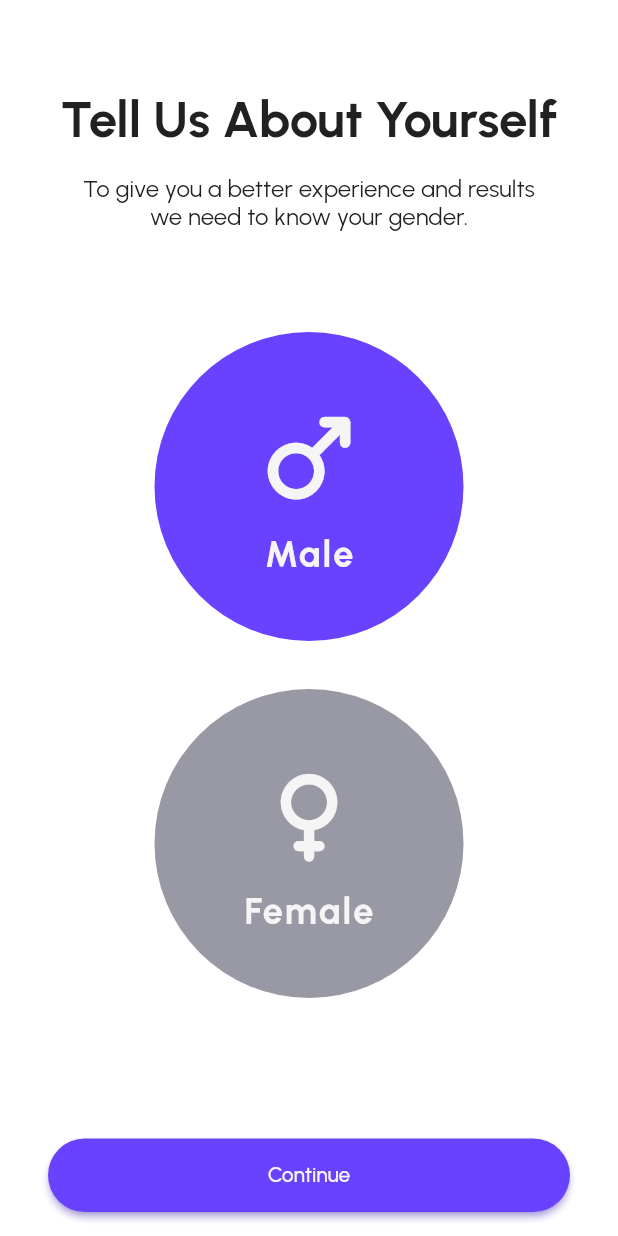
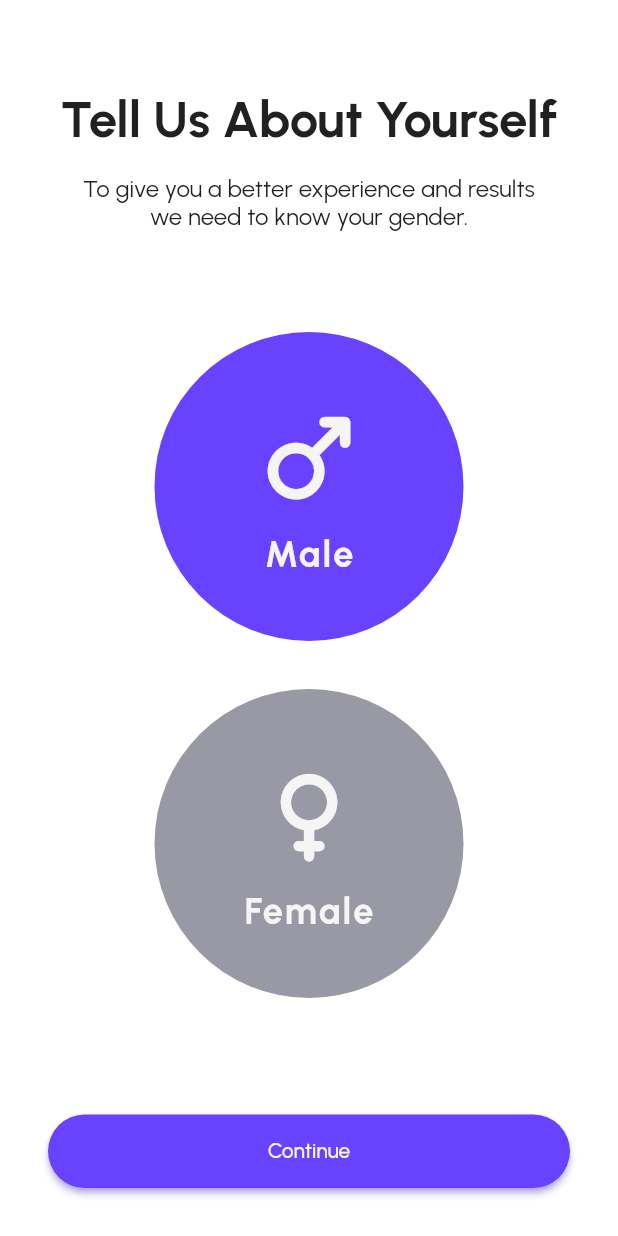
Before and after one commit to alaazamelDev/gofit, a Flutter app: the AccountSetupScreen screen opened directly, after a tap on "Continue", on a phone screen of 412 x 824 dp. Run offline on Flutter 3.47's test engine with Material 2 defaults, Android fonts, the phone set to English and light mode, and no system bars; our stand-ins replace flutter_spinkit, flutter_svg, google_fonts, numberpicker, shared_preferences; accounts and stored records are empty.

Commit message:
fix: update bottom padding of fragments control buttons

```diff
--- a/lib/screens/account_setup/pages/about_fragment.dart
+++ b/lib/screens/account_setup/pages/about_fragment.dart
@@ -78,12 +78,15 @@ class AboutFragment extends StatelessWidget {
               ),
             ),
           ),
-          ElevatedButton(
-            onPressed: () {},
-            child: const Padding(
-              padding: EdgeInsets.symmetric(vertical: defaultPadding),
-              child: Text(
-                'Continue',
+          Padding(
+            padding: const EdgeInsets.only(bottom: defaultPadding),
+            child: ElevatedButton(
+              onPressed: () {},
+              child: const Padding(
+                padding: EdgeInsets.symmetric(vertical: defaultPadding),
+                child: Text(
+                  'Continue',
+                ),
               ),
             ),
           ),
--- a/lib/screens/account_setup/pages/age_fragment.dart
+++ b/lib/screens/account_setup/pages/age_fragment.dart
@@ -88,12 +88,15 @@ class AgeFragment extends StatelessWidget {
               ),
             ),
           ),
-          Row(
+          Padding(
+            padding: const EdgeInsets.only(bottom: defaultPadding),
+            child: Row(
               children: [
                 Expanded(
                   child: ElevatedButton(
                     onPressed: () {},
-                  style: ElevatedButton.styleFrom(primary: AppColors.textFaded),
+                    style:
+                        ElevatedButton.styleFrom(primary: AppColors.textFaded),
                     child: const Padding(
                       padding: EdgeInsets.symmetric(vertical: defaultPadding),
                       child: Text(
@@ -116,6 +119,7 @@ class AgeFragment extends StatelessWidget {
                 )
               ],
             ),
+          ),
         ],
       ),
     );
--- a/lib/screens/account_setup/pages/goal_fragment.dart
+++ b/lib/screens/account_setup/pages/goal_fragment.dart
@@ -83,7 +83,9 @@ class GoalFragment extends StatelessWidget {
               ),
             ),
           ),
-          Row(
+          Padding(
+            padding: const EdgeInsets.only(bottom: defaultPadding),
+            child: Row(
               children: [
                 Expanded(
                   child: ElevatedButton(
@@ -110,6 +112,7 @@ class GoalFragment extends StatelessWidget {
                   ),
                 )
               ],
+            ),
           ),
         ],
       ),
--- a/lib/screens/account_setup/pages/height_fragment.dart
+++ b/lib/screens/account_setup/pages/height_fragment.dart
@@ -88,7 +88,9 @@ class HeightFragment extends StatelessWidget {
               ),
             ),
           ),
-          Row(
+          Padding(
+            padding: const EdgeInsets.only(bottom: defaultPadding),
+            child: Row(
               children: [
                 Expanded(
                   child: ElevatedButton(
@@ -116,6 +118,7 @@ class HeightFragment extends StatelessWidget {
                 )
               ],
             ),
+          ),
         ],
       ),
     );
--- a/lib/screens/account_setup/pages/physical_level_fragment.dart
+++ b/lib/screens/account_setup/pages/physical_level_fragment.dart
@@ -3,8 +3,8 @@ import 'package:gofit/config/constants.dart';
 import 'package:gofit/config/theme.dart';
 import 'package:gofit/domain/enums.dart';
 
-class PhysicalActivityLevel extends StatelessWidget {
-  PhysicalActivityLevel({Key? key}) : super(key: key);
+class PhysicalLevelFragment extends StatelessWidget {
+  PhysicalLevelFragment({Key? key}) : super(key: key);
 
   final List<String> levelsTitle = [
     "Beginner",
@@ -73,12 +73,15 @@ class PhysicalActivityLevel extends StatelessWidget {
               ),
             ),
           ),
-          Row(
+          Padding(
+            padding: const EdgeInsets.only(bottom: defaultPadding),
+            child: Row(
               children: [
                 Expanded(
                   child: ElevatedButton(
                     onPressed: () {},
-                  style: ElevatedButton.styleFrom(primary: AppColors.textFaded),
+                    style:
+                        ElevatedButton.styleFrom(primary: AppColors.textFaded),
                     child: const Padding(
                       padding: EdgeInsets.symmetric(vertical: defaultPadding),
                       child: Text(
@@ -100,6 +103,7 @@ class PhysicalActivityLevel extends StatelessWidget {
                   ),
                 )
               ],
+            ),
           ),
         ],
       ),
--- a/lib/screens/account_setup/pages/weight_fragment.dart
+++ b/lib/screens/account_setup/pages/weight_fragment.dart
@@ -95,7 +95,9 @@ class WeightFragment extends StatelessWidget {
               ),
             ),
           ),
-          Row(
+          Padding(
+            padding: const EdgeInsets.only(bottom: defaultPadding),
+            child: Row(
               children: [
                 Expanded(
                   child: ElevatedButton(
@@ -123,6 +125,7 @@ class WeightFragment extends StatelessWidget {
                 )
               ],
             ),
+          ),
         ],
       ),
     );
```
Lines whose indentation alone changed are shown as unchanged.
